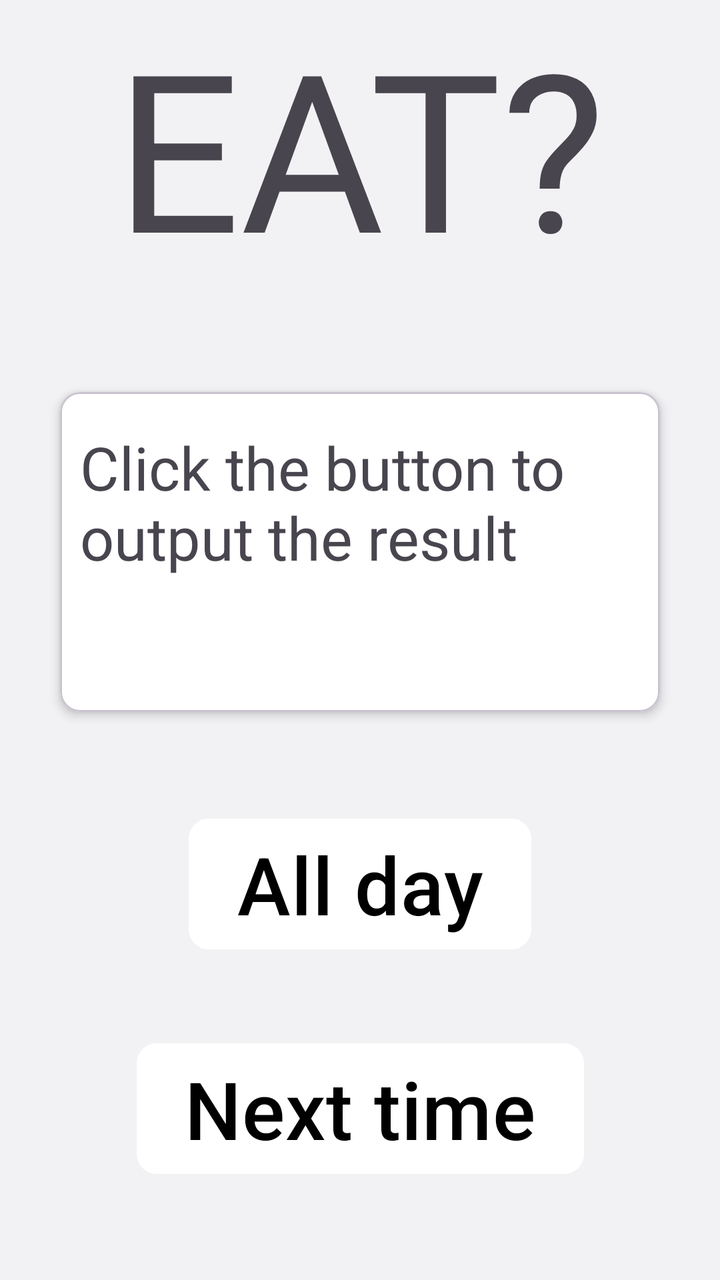
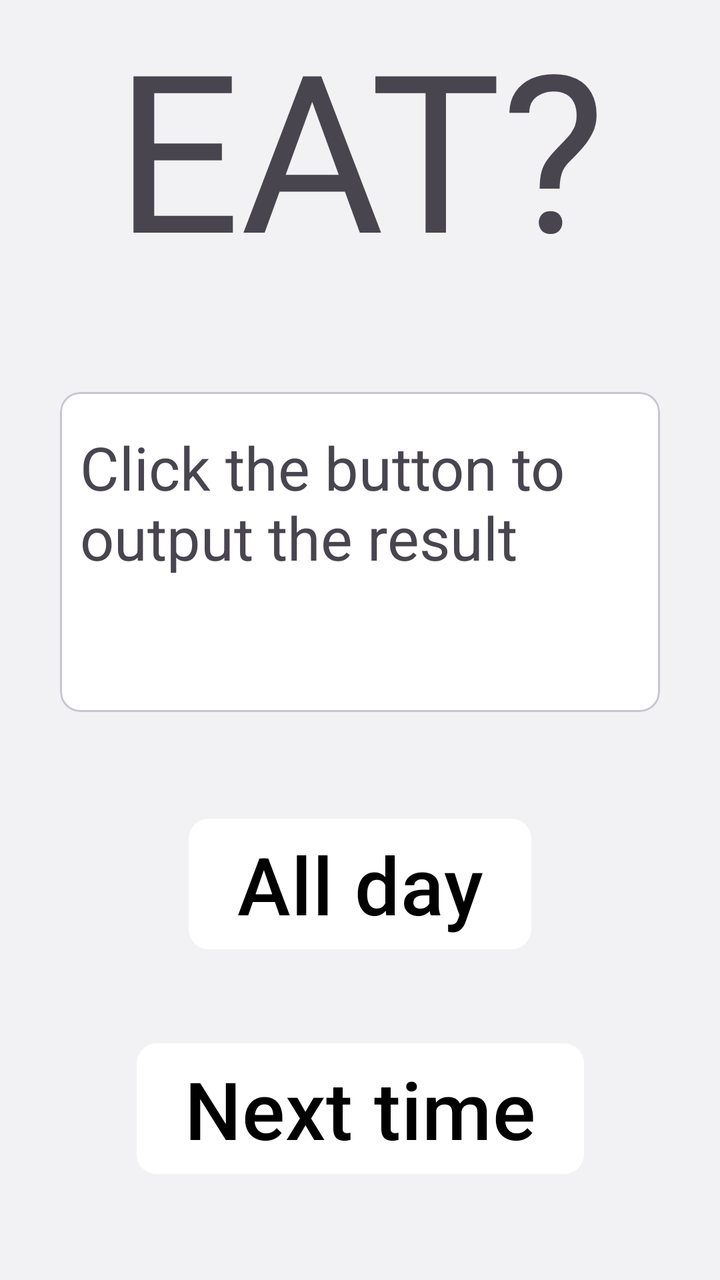

Before-and-after screenshots of an Android layout around one commit, followed by the original layout XML and the change that was made.
<!-- AndroidManifest.xml: application theme Theme.TodayToEat -->
<!-- res/layout/fragment_main.xml -->
<?xml version="1.0" encoding="utf-8"?>
<FrameLayout xmlns:android="http://schemas.android.com/apk/res/android"
    xmlns:tools="http://schemas.android.com/tools"
    android:layout_width="match_parent"
    android:layout_height="match_parent"
    xmlns:app="http://schemas.android.com/apk/res-auto"
    tools:context=".fragment.MainFragment">

    <androidx.constraintlayout.widget.ConstraintLayout
        android:id="@+id/top_root_layout"
        android:layout_width="match_parent"
        android:layout_height="match_parent"
        android:layout_marginTop="@dimen/_30sdp">

        <TextView
            android:id="@+id/title"
            android:layout_width="wrap_content"
            android:layout_height="wrap_content"
            android:gravity="center"
            android:text="@string/title"
            android:textSize="110sp"
            app:layout_constraintEnd_toEndOf="parent"
            app:layout_constraintStart_toStartOf="parent"
            app:layout_constraintTop_toTopOf="parent" />


        <com.google.android.material.card.MaterialCardView
            android:id="@+id/card_text"
            android:layout_width="match_parent"
            android:layout_height="160dp"
            app:cardCornerRadius="10sp"
            android:layout_margin="30sp"
            app:cardElevation="3sp"
            app:layout_constraintBottom_toTopOf="@+id/btn_all_day"
            app:layout_constraintEnd_toEndOf="parent"
            app:layout_constraintStart_toStartOf="parent"
            app:layout_constraintTop_toBottomOf="@+id/title">

            <androidx.constraintlayout.widget.ConstraintLayout
                android:layout_width="match_parent"
                android:layout_height="match_parent"
                android:orientation="vertical"
                android:layout_margin="10sp">

                <TextView
                    android:id="@+id/tv_result_first_line"
                    android:layout_width="wrap_content"
                    android:layout_height="wrap_content"
                    android:layout_gravity="center"
                    android:layout_marginTop="10dp"
                    android:layout_marginBottom="10dp"
                    android:text="@string/result"
                    android:textSize="30sp"
                    app:layout_constraintBottom_toTopOf="@id/tv_result_second_line"
                    app:layout_constraintEnd_toEndOf="parent"
                    app:layout_constraintStart_toStartOf="parent"
                    app:layout_constraintTop_toTopOf="parent" />

                <TextView
                    android:id="@+id/tv_result_second_line"
                    android:layout_width="wrap_content"
                    android:layout_height="wrap_content"
                    android:layout_gravity="center"
                    android:layout_marginBottom="10dp"
                    android:text=""
                    android:textSize="30sp"
                    app:layout_constraintBottom_toBottomOf="parent"
                    app:layout_constraintEnd_toEndOf="parent"
                    app:layout_constraintStart_toStartOf="parent"
                    app:layout_constraintTop_toBottomOf="@id/tv_result_first_line" />

            </androidx.constraintlayout.widget.ConstraintLayout>

        </com.google.android.material.card.MaterialCardView>


        <com.google.android.material.button.MaterialButton
            android:id="@+id/btn_all_day"
            android:layout_width="wrap_content"
            android:layout_height="wrap_content"
            android:layout_marginTop="250dp"
            android:layout_marginBottom="30dp"
            android:text="@string/all_day"
            android:textSize="40sp"
            app:layout_constraintBottom_toTopOf="@+id/btn_next_time"
            app:layout_constraintEnd_toEndOf="parent"
            app:layout_constraintStart_toStartOf="parent"
            app:layout_constraintTop_toBottomOf="@+id/title"
            app:cornerRadius="10dp"
            android:visibility="visible" />

        <com.google.android.material.button.MaterialButton
            android:id="@+id/btn_next_time"
            android:layout_width="wrap_content"
            android:layout_height="wrap_content"
            android:layout_marginBottom="40dp"
            android:text="@string/next_time"
            android:textSize="40sp"
            app:layout_constraintBottom_toBottomOf="parent"
            app:layout_constraintEnd_toEndOf="parent"
            app:layout_constraintStart_toStartOf="parent"
            app:layout_constraintTop_toBottomOf="@+id/btn_all_day"
            app:cornerRadius="10dp"
            android:visibility="visible" />

    </androidx.constraintlayout.widget.ConstraintLayout>

</FrameLayout>
<!-- resources referenced by this layout -->
<resources>
  <string name="all_day">All day</string>
  <string name="next_time">Next time</string>
  <string name="result">Click the button to output the result</string>
  <string name="title">EAT?</string>
  <style name="Theme.TodayToEat" parent="Theme.Material3.DayNight.NoActionBar">
          <item name="windowNoTitle">true</item>
          <item name="windowActionBar">false</item>
  
          <item name="android:navigationBarColor">@android:color/transparent</item>
          <item name="android:statusBarColor">@android:color/transparent</item>
          <item name="android:windowLightStatusBar">true</item>
  
          <item name="colorPrimary">@color/white</item>
          <item name="colorOnPrimary">@color/black</item>
          <item name="colorPrimaryVariant">@color/middleGray</item>
          <item name="colorPrimaryContainer">@color/gray</item>
  
          <item name="android:windowBackground">@color/gray</item>
  
          <item name="materialAlertDialogTheme">@style/MyAlertDialog.Light</item>
  
          <item name="colorSurface">@color/white</item>
          <item name="colorOutline">@color/transparent</item>
  
          <item name="radioButtonStyle">@style/Widget.TodayToEat.RadioButton</item>
  
          <item name="itemBackground">@color/transparent</item>
      </style>
  <color name="white">#FFFFFFFF</color>
  <color name="black">#FF000000</color>
  <color name="middleGray">#E7E6E9</color>
  <color name="gray">#F2F2F4</color>
  <style name="MyAlertDialog.Light" parent="ThemeOverlay.Material3.MaterialAlertDialog">
          <item name="colorPrimary">@color/title_color</item>
          <item name="android:textColor">@color/title_color</item>
      </style>
  <color name="transparent">#00ffffff</color>
  <style name="Widget.TodayToEat.RadioButton" parent="Widget.Material3.CompoundButton.RadioButton">
          <item name="buttonTint">@color/radio_button_tint</item>
      </style>
  <color name="title_color">#000000</color>
</resources>

<!-- the commit's change to res/layout/fragment_main.xml (unified diff, before → after) -->
@@ -31,6 +31,8 @@
             app:cardCornerRadius="10sp"
             android:layout_margin="30sp"
             app:cardElevation="3sp"
+            android:outlineAmbientShadowColor="@android:color/transparent"
+            android:outlineSpotShadowColor="@android:color/transparent"
             app:layout_constraintBottom_toTopOf="@+id/btn_all_day"
             app:layout_constraintEnd_toEndOf="parent"
             app:layout_constraintStart_toStartOf="parent"
